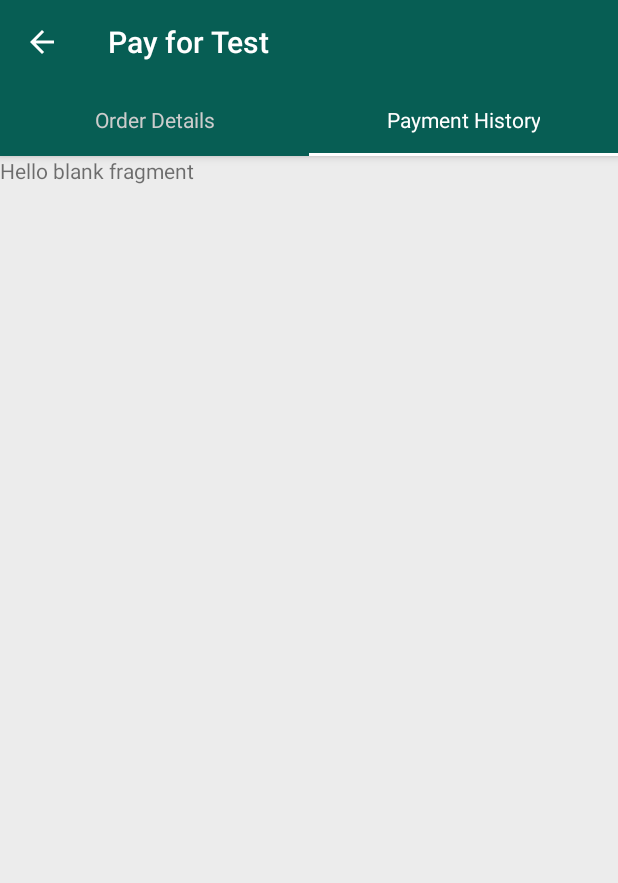
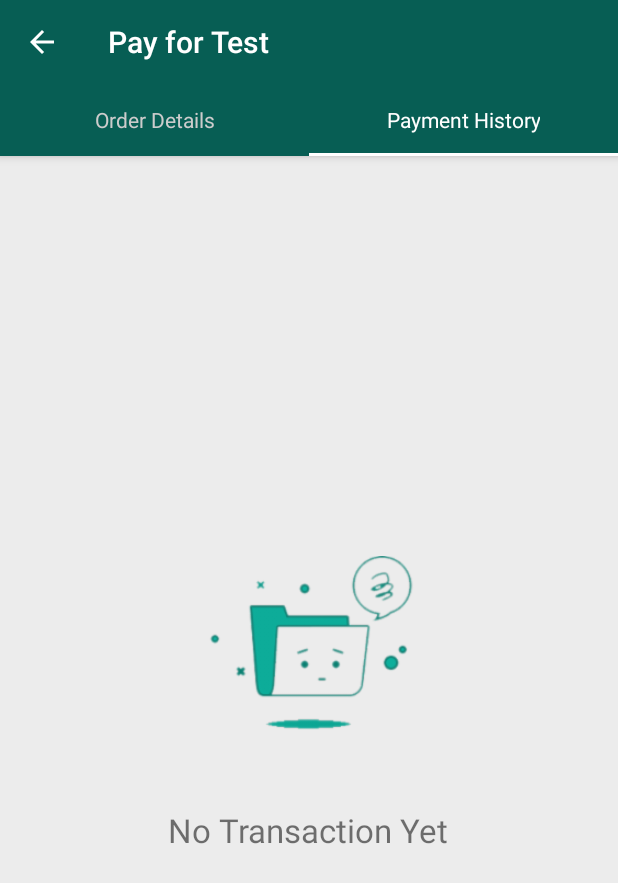
Before and after one commit to keyeMyria/CareerIntelligence, an Android app: the MCCOrderDetailsFragment screen opened directly, with no data from a screen before it, tab 2 chosen, on a phone screen of 412 x 824 dp. Shown: the top 883 px of the screen. Run offline under Robolectric (Android 15) with nearby library versions, the phone set to English and light mode, and no system bars; our stand-ins replace ButterKnife, Volley; libraries missing offline, so code that uses them is left out: com.apollographql.apollo, com.daimajia.androidanimations; 5 statements that could not run were skipped.

Commit message:
payment history finished

```diff
--- a/app/src/main/java/com/altitude/careerintelligence/mcc/MCCPayment.java
+++ b/app/src/main/java/com/altitude/careerintelligence/mcc/MCCPayment.java
@@ -71,6 +71,7 @@ public class MCCPayment extends AppCompatActivity implements Serializable {
     private Toolbar toolbar;
     private TabLayout tabLayout;
     private ViewPager viewPager;
+    private String[] myPaymentsArray;
 
 
     @Override
@@ -119,6 +120,7 @@ public class MCCPayment extends AppCompatActivity implements Serializable {
         if (!bundle.isEmpty()) {
             if (intentExtras.hasExtra("testValue")) {
                 status = bundle.getDouble("testValue");
+                myPaymentsArray = bundle.getStringArray("paymentsArray");
 //                Toast.makeText(MCCPayment.this, status+"", Toast.LENGTH_SHORT).show();
 
             }
@@ -163,6 +165,9 @@ public class MCCPayment extends AppCompatActivity implements Serializable {
                     break;
                 case 1:
                     fragment=new MCCPaymentHistoryFragment();
+                    Bundle bundle2 = new Bundle();
+                    bundle2.putStringArray("myPaymentList", myPaymentsArray);
+                    fragment.setArguments(bundle2);
                     break;
                 default:
                     fragment=null;
--- a/app/src/main/java/com/altitude/careerintelligence/mcc/MCCPaymentHistoryFragment.java
+++ b/app/src/main/java/com/altitude/careerintelligence/mcc/MCCPaymentHistoryFragment.java
@@ -4,20 +4,28 @@ import android.content.Context;
 import android.net.Uri;
 import android.os.Bundle;
 import android.support.v4.app.Fragment;
+import android.support.v7.widget.DefaultItemAnimator;
+import android.support.v7.widget.LinearLayoutManager;
+import android.support.v7.widget.RecyclerView;
 import android.view.LayoutInflater;
 import android.view.View;
 import android.view.ViewGroup;
+import android.widget.LinearLayout;
+import android.widget.Toast;
 
 import com.altitude.careerintelligence.R;
 
-/**
- * A simple {@link Fragment} subclass.
- * Activities that contain this fragment must implement the
- * {@link MCCPaymentHistoryFragment.OnFragmentInteractionListener} interface
- * to handle interaction events.
- */
+import java.util.ArrayList;
+import java.util.List;
 
-public class MCCPaymentHistoryFragment extends Fragment{
+
+public class MCCPaymentHistoryFragment extends Fragment {
+
+    private RecyclerView recyclerViewPaymentHistory;
+    private PaymentHistoryAdapter paymentHistoryAdapter;
+    private List<PaymentHistoryModel> paymentHistoryModel;
+
+    private LinearLayout llNoRecord;
 
     public MCCPaymentHistoryFragment() {
         // Required empty public constructor
@@ -31,8 +39,60 @@ public class MCCPaymentHistoryFragment extends Fragment{
     @Override
     public View onCreateView(LayoutInflater inflater, ViewGroup container,
                              Bundle savedInstanceState) {
-            // Inflate the layout for this fragment
-            return inflater.inflate(R.layout.fragment_mccpayment_history, container, false);
+        View view = inflater.inflate(R.layout.fragment_mccpayment_history, container, false);
+
+        Bundle args = getArguments();
+        String[] myPaymentLists = args.getStringArray("myPaymentList");
+
+
+        recyclerViewPaymentHistory = (RecyclerView) view.findViewById(R.id.payment_history_recycler_view);
+        llNoRecord = (LinearLayout) view.findViewById(R.id.llNoReCord);
+
+        paymentHistoryModel = new ArrayList<>();
+
+        recyclerViewPaymentHistory.setHasFixedSize(true);
+        recyclerViewPaymentHistory.setLayoutManager(new LinearLayoutManager(getContext()));
+        recyclerViewPaymentHistory.setItemAnimator(new DefaultItemAnimator());
+
+
+        if(myPaymentLists.length >=  1) {
+
+            for (int i = 0; i < myPaymentLists.length; i++) {
+
+//            PaymentHistoryModel payments = new PaymentHistoryModel();
+//
+//            payments.setOrderTitle("MCC Test Only");
+//            payments.setPaymentDay("12");
+//            payments.setPaymentDate("16th November, 2018");
+//            payments.setPaymentMonth("November");
+//            payments.setPaymentAmount("₦12,000");
+//            payments.setReferenceCode(myPaymentLists[i]);
+//
+//            paymentHistoryModel.add(payments);
+
+                paymentHistoryModel.add(new PaymentHistoryModel("MCC Test Only", "Successful", "17th Nov. 2018", "17", "November", myPaymentLists[i], "₦12,000"));
+
+            }
+        }else{
+
+            recyclerViewPaymentHistory.setVisibility(View.GONE);
+            llNoRecord.setVisibility(View.VISIBLE);
+
+
+
+        }
+
+//        paymentHistoryAdapter.notifyDataSetChanged();
+
+
+
+//        paymentHistoryModel.add(new PaymentHistoryModel("MCC Test Only", "Successful", "17th Nov. 2018", "17", "November", "689684", "₦15,000"));
+//        paymentHistoryModel.add(new PaymentHistoryModel("MCC Test Only", "Failed", "30th Jul. 2018", "30", "July", "32434454", "₦12,000"));
+
+        paymentHistoryAdapter = new PaymentHistoryAdapter(getContext(), paymentHistoryModel);
+        recyclerViewPaymentHistory.setAdapter(paymentHistoryAdapter);
+
+        return view;
     }
 
 }
--- a/app/src/main/res/layout/fragment_mcc_home.xml
+++ b/app/src/main/res/layout/fragment_mcc_home.xml
@@ -119,6 +119,7 @@
                 </android.support.v7.widget.CardView>
 
                 <android.support.v7.widget.CardView
+                    android:id="@+id/mccTestCard"
                     android:layout_width="match_parent"
                     android:layout_height="match_parent"
                     android:layout_marginLeft="7dp"
--- a/app/src/main/res/layout/fragment_mccpayment_history.xml
+++ b/app/src/main/res/layout/fragment_mccpayment_history.xml
@@ -1,13 +1,39 @@
-<FrameLayout xmlns:android="http://schemas.android.com/apk/res/android"
+<RelativeLayout xmlns:android="http://schemas.android.com/apk/res/android"
     xmlns:tools="http://schemas.android.com/tools"
     android:layout_width="match_parent"
     android:layout_height="match_parent"
     tools:context="com.altitude.careerintelligence.mcc.MCCPaymentHistoryFragment">
 
-    <!-- TODO: Update blank fragment layout -->
-    <TextView
+    <android.support.v7.widget.RecyclerView
+        android:id="@+id/payment_history_recycler_view"
         android:layout_width="match_parent"
-        android:layout_height="match_parent"
-        android:text="@string/hello_blank_fragment" />
+        android:layout_height="wrap_content"
+        android:layout_marginBottom="20dp" />
 
-</FrameLayout>
+    <LinearLayout
+        android:id="@+id/llNoReCord"
+        android:layout_width="250dp"
+        android:visibility="gone"
+        android:layout_height="250dp"
+        android:layout_centerInParent="true"
+        android:orientation="vertical">
+
+        <ImageView
+            android:layout_width="180dp"
+            android:layout_height="180dp"
+            android:layout_gravity="center"
+            android:adjustViewBounds="true"
+            android:src="@drawable/norecordfound" />
+
+        <TextView
+            android:layout_width="250dp"
+            android:layout_height="wrap_content"
+            android:layout_gravity="center"
+            android:layout_marginTop="20dp"
+            android:text="No Transaction Yet"
+            android:textAlignment="center"
+            android:textSize="22sp" />
+    </LinearLayout>
+
+
+</RelativeLayout>
--- a/app/src/main/res/layout/payment_model.xml
+++ b/app/src/main/res/layout/payment_model.xml
@@ -36,6 +36,7 @@
                     android:layout_height="wrap_content"
                     android:scaleX="0.8"
                     android:scaleY="0.8"
+                    android:buttonTint="@color/mccColor"
                     android:layout_gravity="right"
                     android:checked="true"/>
 
```
Also changed, not shown: app/src/main/java/com/altitude/careerintelligence/mcc/MCCHome.java (+36 -1 lines), app/src/main/java/com/altitude/careerintelligence/mcc/MCCOrderDetailsFragment.java (+8 -2 lines), app/src/main/java/com/altitude/careerintelligence/mcc/PaymentHistoryModel.java (added, +85 -0 lines), app/src/main/res/layout/payment_history_model.xml (added, +192 -0 lines), app/src/main/res/drawable-hdpi/card_main.png (added), app/src/main/res/drawable-hdpi/norecordfound.png (added), app/src/main/res/drawable-mdpi/card_main.png (added), app/src/main/res/drawable-mdpi/norecordfound.png (added), app/src/main/res/drawable-xhdpi/card_main.png (added), app/src/main/res/drawable-xhdpi/norecordfound.png (added), app/src/main/res/drawable-xxhdpi/card_main.png (added), app/src/main/res/drawable-xxhdpi/norecordfound.png (added), app/src/main/res/drawable-xxxhdpi/card_main.png (added), app/src/main/res/drawable-xxxhdpi/norecordfound.png (added). Lines whose indentation alone changed are shown as unchanged.
